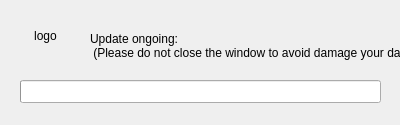
Qt form src/ui/wizupdaterdialog.ui (WizTeam/WizQTClient) before a commit.
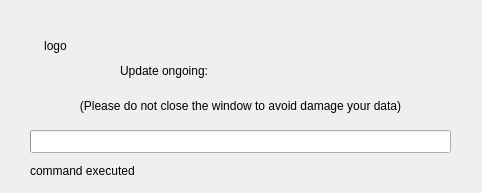
The same form after that commit.

Diff of the .ui file:
```diff
--- a/src/ui/wizupdaterdialog.ui
+++ b/src/ui/wizupdaterdialog.ui
@@ -6,8 +6,8 @@
    <rect>
     <x>0</x>
     <y>0</y>
-    <width>400</width>
-    <height>125</height>
+    <width>482</width>
+    <height>193</height>
    </rect>
   </property>
   <property name="windowTitle">
@@ -19,9 +19,9 @@
   <widget class="QProgressBar" name="progressUpdate">
    <property name="geometry">
     <rect>
-     <x>20</x>
-     <y>80</y>
-     <width>361</width>
+     <x>30</x>
+     <y>130</y>
+     <width>421</width>
      <height>23</height>
     </rect>
    </property>
@@ -40,8 +40,8 @@
     <rect>
      <x>0</x>
      <y>0</y>
-     <width>91</width>
-     <height>71</height>
+     <width>111</width>
+     <height>91</height>
     </rect>
    </property>
    <property name="text">
@@ -54,15 +54,43 @@
   <widget class="QLabel" name="labelText">
    <property name="geometry">
     <rect>
-     <x>90</x>
-     <y>30</y>
-     <width>311</width>
+     <x>120</x>
+     <y>60</y>
+     <width>261</width>
+     <height>21</height>
+    </rect>
+   </property>
+   <property name="text">
+    <string>Update ongoing:</string>
+   </property>
+  </widget>
+  <widget class="QLabel" name="labelNotice">
+   <property name="geometry">
+    <rect>
+     <x>30</x>
+     <y>90</y>
+     <width>421</width>
      <height>31</height>
     </rect>
    </property>
    <property name="text">
-    <string>Update ongoing: 
- (Please do not close the window to avoid damage your data)</string>
+    <string>(Please do not close the window to avoid damage your data)</string>
+   </property>
+   <property name="alignment">
+    <set>Qt::AlignCenter</set>
+   </property>
+  </widget>
+  <widget class="QLabel" name="label">
+   <property name="geometry">
+    <rect>
+     <x>30</x>
+     <y>160</y>
+     <width>421</width>
+     <height>21</height>
+    </rect>
+   </property>
+   <property name="text">
+    <string notr="true">command executed</string>
    </property>
   </widget>
  </widget>
```
Left out of the diff: 2 changed lines with no effect on the pictures.
